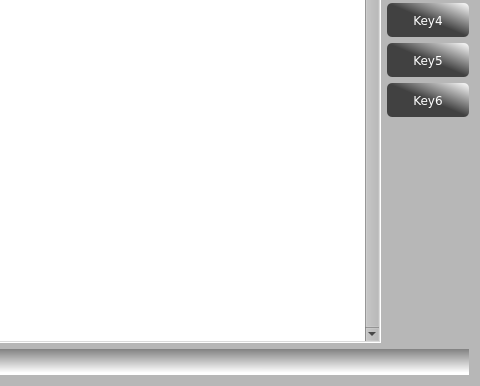
The window that mainwindow.ui (salara1960/BlackPillTools) describes before a commit, drawn with Qt 5; both pictures show x 480 to 960 and y 374 to 760 of the 960 by 760 pixel window.
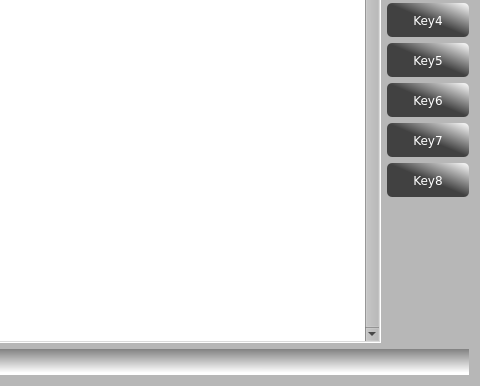
The same window after the commit. Icons and pictures are not drawn.

What changed in the file:
```diff
--- a/mainwindow.ui
+++ b/mainwindow.ui
@@ -1650,6 +1650,108 @@
         </property>
        </widget>
       </item>
+      <item row="6" column="0">
+       <widget class="QPushButton" name="get">
+        <property name="sizePolicy">
+         <sizepolicy hsizetype="Fixed" vsizetype="Fixed">
+          <horstretch>0</horstretch>
+          <verstretch>0</verstretch>
+         </sizepolicy>
+        </property>
+        <property name="minimumSize">
+         <size>
+          <width>82</width>
+          <height>34</height>
+         </size>
+        </property>
+        <property name="maximumSize">
+         <size>
+          <width>82</width>
+          <height>34</height>
+         </size>
+        </property>
+        <property name="font">
+         <font>
+          <family>DejaVu Sans</family>
+          <pointsize>9</pointsize>
+          <italic>false</italic>
+         </font>
+        </property>
+        <property name="toolTip">
+         <string notr="true">#093;run</string>
+        </property>
+        <property name="styleSheet">
+         <string notr="true">QPushButton#get{
+background-color: qlineargradient(spread:pad, x1:0.499836, y1:0.500682, x2:1, y2:0, stop:0 rgba(65, 65, 65, 255), stop:1 rgba(255, 255, 255, 255));
+border-radius: 5;
+color: rgb(255, 255, 255);
+}
+
+QPushButton#get:hover{
+background-color: rgb(115, 153, 234);
+border-radius: 5;
+color: rgb(255, 255, 255);
+}
+
+QPushButton#get:disabled{
+background-color:rgb(206, 206, 206)}</string>
+        </property>
+        <property name="text">
+         <string>Key7</string>
+        </property>
+       </widget>
+      </item>
+      <item row="7" column="0">
+       <widget class="QPushButton" name="lan">
+        <property name="sizePolicy">
+         <sizepolicy hsizetype="Fixed" vsizetype="Fixed">
+          <horstretch>0</horstretch>
+          <verstretch>0</verstretch>
+         </sizepolicy>
+        </property>
+        <property name="minimumSize">
+         <size>
+          <width>82</width>
+          <height>34</height>
+         </size>
+        </property>
+        <property name="maximumSize">
+         <size>
+          <width>82</width>
+          <height>34</height>
+         </size>
+        </property>
+        <property name="font">
+         <font>
+          <family>DejaVu Sans</family>
+          <pointsize>9</pointsize>
+          <italic>false</italic>
+         </font>
+        </property>
+        <property name="toolTip">
+         <string notr="true">#093;run</string>
+        </property>
+        <property name="styleSheet">
+         <string notr="true">QPushButton#lan{
+background-color: qlineargradient(spread:pad, x1:0.499836, y1:0.500682, x2:1, y2:0, stop:0 rgba(65, 65, 65, 255), stop:1 rgba(255, 255, 255, 255));
+border-radius: 5;
+color: rgb(255, 255, 255);
+}
+
+QPushButton#lan:hover{
+background-color: rgb(115, 153, 234);
+border-radius: 5;
+color: rgb(255, 255, 255);
+}
+
+QPushButton#lan:disabled{
+background-color:rgb(206, 206, 206)}</string>
+        </property>
+        <property name="text">
+         <string>Key8</string>
+        </property>
+       </widget>
+      </item>
      </layout>
     </item>
     <item row="3" column="4" colspan="2">
```
